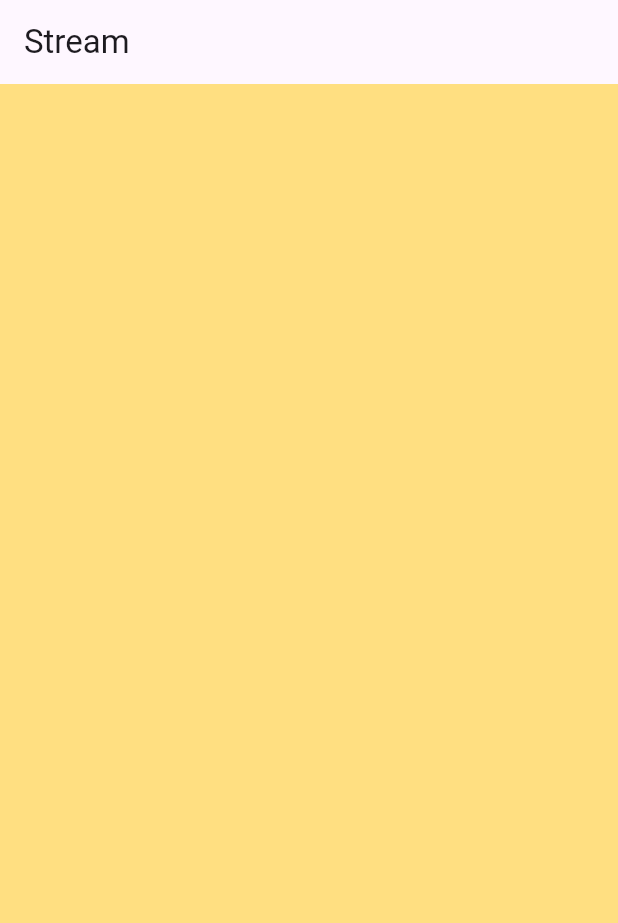
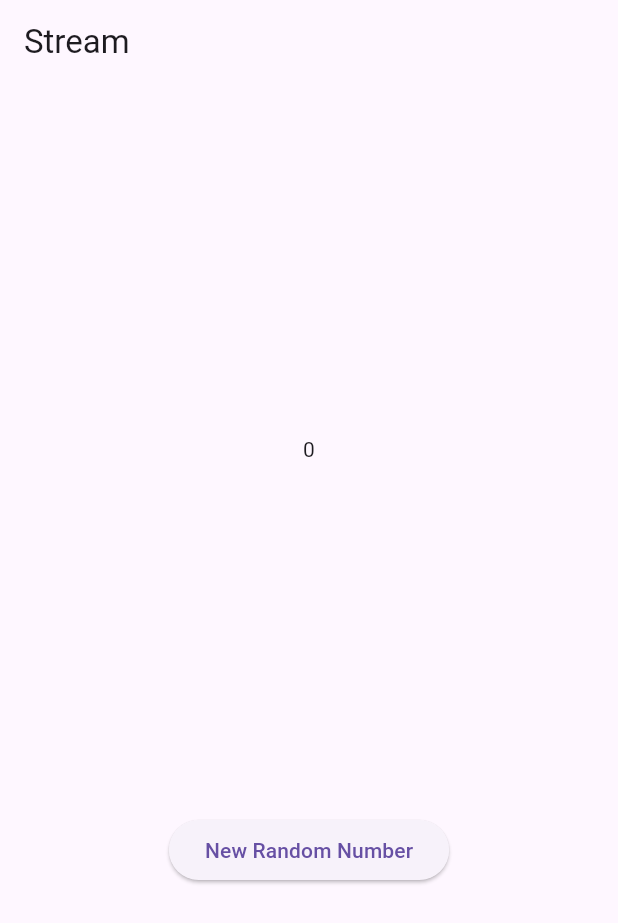
Before and after one commit to annisaeka123/Pemrograman-_Mobile_Semester5_2025-2026, a Flutter app: the screen it shows after launch, on a phone screen of 412 x 824 dp. Shown: the top 923 px of the screen. Run offline on Flutter 3.47's test engine with Material 3 defaults, Android fonts, the phone set to English and light mode, and no system bars; our stand-ins replace auto_size_text, camera, geolocator.

Commit message:
W12: Soal 6

```diff
--- a/codelab12_dart/src/stream_ninis/lib/main.dart
+++ b/codelab12_dart/src/stream_ninis/lib/main.dart
@@ -1,5 +1,7 @@
 import 'package:flutter/material.dart';
 import 'stream.dart';
+import 'dart:async';
+import 'dart:math';
 
 void main() {
   runApp(const MyApp());
@@ -34,9 +36,20 @@ class _StreamHomePageState extends State<StreamHomePage> {
       appBar: AppBar(
         title: const Text('Stream'),
       ),
-      body: Container(
-        decoration: BoxDecoration(color: bgColor),
-      ),
+      body: SizedBox(
+        width: double.infinity,
+        child: Column(
+          mainAxisAlignment: MainAxisAlignment.spaceEvenly,
+          crossAxisAlignment: CrossAxisAlignment.center,
+          children: [
+            Text(lastNumber.toString()),
+            ElevatedButton(
+              onPressed: () => addRandomNumber(),
+              child: Text('New Random Number'),
+            ),
+          ],
+        ),
+      )
     );
   }
 
@@ -52,10 +65,37 @@ class _StreamHomePageState extends State<StreamHomePage> {
     });
   }
 
+  // Langkah 8=================
   @override
   void initState() {
+    numberStream = NumberStream();
+    numberStreamController = numberStream.controller;
+    Stream stream = numberStreamController.stream;
+    stream.listen((event) {
+      setState(() {
+        lastNumber = event;
+      });
+    });
     super.initState();
-    colorStream = ColorStream();
-    changeColor();
   }
+  // ==========================
+
+  int lastNumber = 0;
+  late StreamController numberStreamController;
+  late NumberStream numberStream;
+
+  @override
+  void dispose() {
+    numberStreamController.close();
+    super.dispose();
+  }
+
+  // Langkah 10=================
+  void addRandomNumber() {
+    Random random = Random();
+    int myNum = random.nextInt(10);
+    numberStream.addNumberToSink(myNum);
+  }
+  // ==========================
+
 }
--- a/codelab12_dart/src/stream_ninis/lib/stream.dart
+++ b/codelab12_dart/src/stream_ninis/lib/stream.dart
@@ -1,4 +1,5 @@
 import 'package:flutter/material.dart';
+import 'dart:async';
 
 class ColorStream {
   final List<Color> colors = [
@@ -17,3 +18,16 @@ class ColorStream {
     });
   }
 }
+
+class NumberStream {
+  final StreamController<int> controller = StreamController<int>();
+
+  void addNumberToSink(int newNumber) {
+    controller.sink.add(newNumber);
+  }
+
+  close() {
+    controller.close();
+  }
+
+}
```
